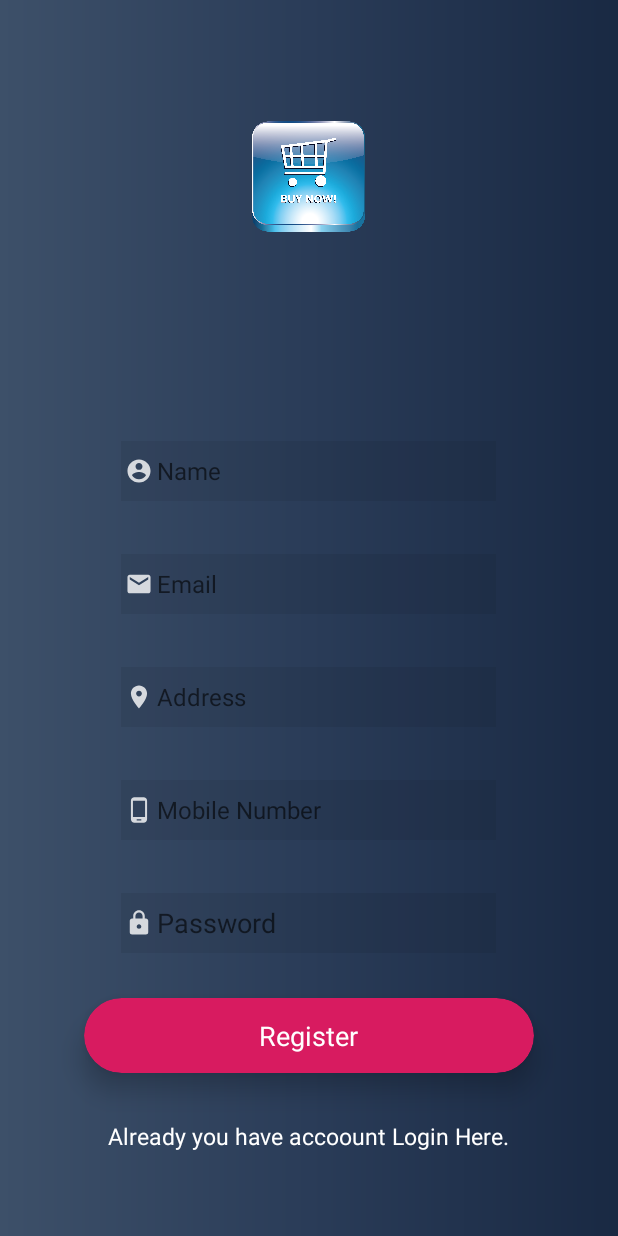
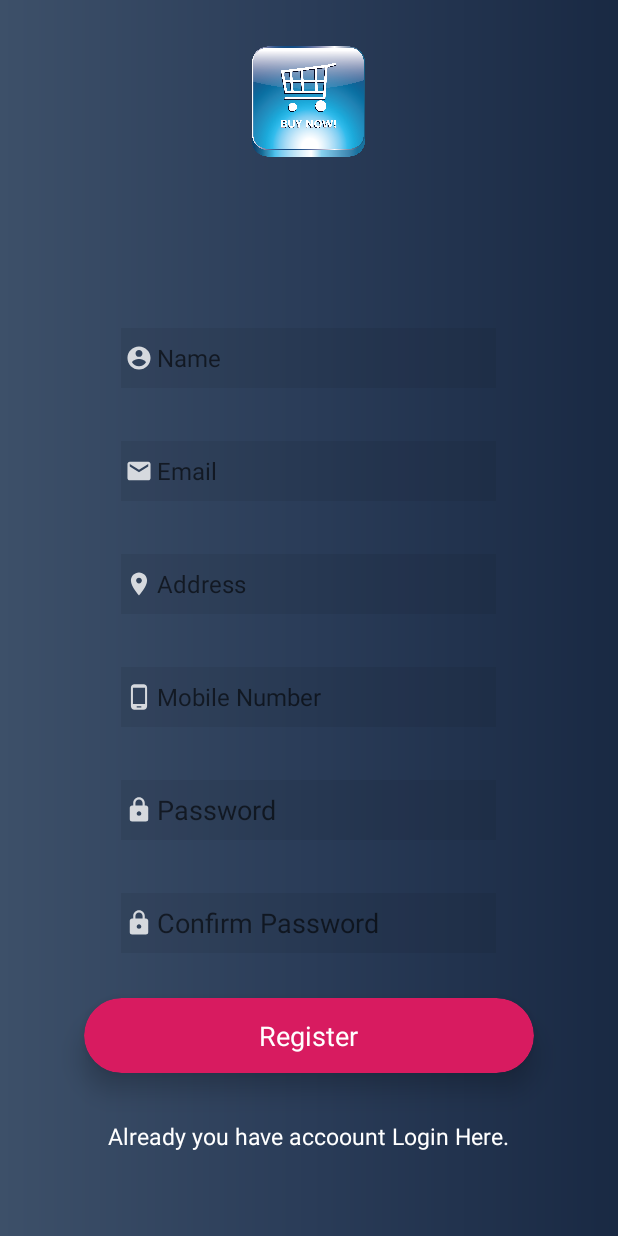
Before and after one commit to ChanakaDushmantha/Online-Shop, an Android app: the screen it shows after launch (Register), after a tap on "If you don't have accoount Register Here", on a phone screen of 412 x 824 dp. Run offline under Robolectric (Android 15) with nearby library versions, the phone set to English and light mode, and no system bars; our stand-ins replace Volley.

Commit message:
register complete

```diff
--- a/app/src/main/AndroidManifest.xml
+++ b/app/src/main/AndroidManifest.xml
@@ -4,6 +4,8 @@
     package="lk.chanaka.dushmantha.groceryonline">
 
     <uses-permission android:name="android.permission.READ_EXTERNAL_STORAGE"/>
+    <uses-permission android:name="android.permission.INTERNET" />
+    <uses-permission android:name="android.permission.ACCESS_NETWORK_STATE" />
 
     <application
         android:allowBackup="true"
--- a/app/src/main/java/lk/chanaka/dushmantha/groceryonline/Register.java
+++ b/app/src/main/java/lk/chanaka/dushmantha/groceryonline/Register.java
@@ -1,23 +1,120 @@
 package lk.chanaka.dushmantha.groceryonline;
 
 import androidx.appcompat.app.AppCompatActivity;
+import androidx.cardview.widget.CardView;
 
 import android.content.Intent;
 import android.os.Bundle;
 import android.view.View;
+import android.widget.Button;
+import android.widget.EditText;
+import android.widget.ProgressBar;
+import android.widget.Toast;
+
+import com.android.volley.AuthFailureError;
+import com.android.volley.Request;
+import com.android.volley.RequestQueue;
+import com.android.volley.Response;
+import com.android.volley.VolleyError;
+import com.android.volley.toolbox.StringRequest;
+import com.android.volley.toolbox.Volley;
+
+import org.json.JSONException;
+import org.json.JSONObject;
+
+import java.util.HashMap;
+import java.util.Map;
 
 public class Register extends AppCompatActivity {
+
+    private EditText name, email, address, mobile, password, c_password;
+    private ProgressBar loading;
+    private CardView btn_register;
+    private static String URL_REGIST = "http://10.0.2.2:8000/api/register";//should use 10.0.2.2 for local host, laravel 10.0.2.2:8000
 
     @Override
     protected void onCreate(Bundle savedInstanceState) {
         super.onCreate(savedInstanceState);
         setContentView(R.layout.activity_register);
+
+        loading = findViewById(R.id.loading);
+        name = findViewById(R.id.name);
+        email = findViewById(R.id.email);
+        address = findViewById(R.id.address);
+        mobile = findViewById(R.id.mobile);
+        password = findViewById(R.id.password);
+        c_password = findViewById(R.id.c_password);
+        btn_register = findViewById(R.id.btn_register);
+
+        btn_register.setOnClickListener(new View.OnClickListener() {
+            @Override
+            public void onClick(View v) {
+                Regist();
+            }
+        });
+
     }
 
-    public void register(View view) {
+    private void Regist(){
+        loading.setVisibility(View.VISIBLE);
+        btn_register.setVisibility(View.GONE);
+
+        final String name = this.name.getText().toString().trim();
+        final String email = this.email.getText().toString().trim();
+        final String address = this.address.getText().toString().trim();
+        final String mobile = this.mobile.getText().toString().trim();
+        final String password = this.password.getText().toString().trim();
+
+        StringRequest stringRequest = new StringRequest(Request.Method.POST, URL_REGIST,
+                new Response.Listener<String>() {
+                    @Override
+                    public void onResponse(String response) {
+                        try {
+                            JSONObject jsonObject = new JSONObject(response);
+                            String success =  jsonObject.getString("success");
+
+                            if(success.equals("true")){
+                                Toast.makeText(Register.this, "Register Success!", Toast.LENGTH_SHORT).show();
+                            }
+                        } catch (JSONException e) {
+                            e.printStackTrace();
+                            Toast.makeText(Register.this, "Register Error 1 ! "+e.toString(), Toast.LENGTH_LONG).show();
+
+                            //loading.setVisibility(View.GONE);
+                            //btn_register.setVisibility(View.VISIBLE);
+                        }
+                    }
+                },
+                new Response.ErrorListener() {
+                    @Override
+                    public void onErrorResponse(VolleyError error) {
+                        Toast.makeText(Register.this, "Register Error 2 ! "+error.toString(), Toast.LENGTH_LONG).show();
+                        System.out.println(error.toString());
+                        //loading.setVisibility(View.GONE);
+                        //btn_register.setVisibility(View.VISIBLE);
+
+                    }
+                })
+        {
+            @Override
+            protected Map<String, String> getParams() throws AuthFailureError {
+                Map<String, String> params = new HashMap<>();
+                params.put("name", name);
+                params.put("email", email);
+                params.put("address", address);
+                params.put("contact_no", mobile);
+                params.put("password", password);
+                return params;
+            }
+        };
+        RequestQueue requestQueue = Volley.newRequestQueue(this);
+        requestQueue.add(stringRequest);
+    }
+
+    /*public void register(View view) {
         Intent intent = new Intent(this, ProfilePicture.class);
         startActivity(intent);
-    }
+    }*/
 
     public void loginActivity(View view) {
         Intent intent = new Intent(this, MainActivity.class);
--- a/app/src/main/res/layout/activity_register.xml
+++ b/app/src/main/res/layout/activity_register.xml
@@ -15,16 +15,16 @@
         android:layout_height="75dp"
         android:layout_alignParentTop="true"
         android:layout_centerHorizontal="true"
-        android:layout_marginTop="80dp"
+        android:layout_marginTop="30dp"
         android:contentDescription="logo"
         app:srcCompat="@drawable/pngwing" />
 
     <EditText
-        android:id="@+id/editText5"
+        android:id="@+id/name"
         android:layout_width="250dp"
         android:layout_height="40dp"
-        android:layout_above="@+id/editText4"
-        android:layout_alignStart="@+id/editText3"
+        android:layout_above="@+id/email"
+        android:layout_alignStart="@+id/address"
         android:layout_marginBottom="35dp"
         android:background="#11000000"
         android:drawableLeft="@drawable/ic_action_name"
@@ -34,40 +34,40 @@
         android:textSize="16sp" />
 
     <EditText
-        android:id="@+id/editText4"
+        android:id="@+id/email"
         android:layout_width="250dp"
         android:layout_height="40dp"
-        android:layout_above="@+id/editText3"
-        android:layout_alignStart="@+id/editText3"
+        android:layout_above="@+id/address"
+        android:layout_alignStart="@+id/address"
         android:layout_marginStart="0dp"
         android:layout_marginBottom="35dp"
         android:background="#11000000"
         android:drawableLeft="@drawable/ic_action_email"
         android:ems="10"
         android:hint="Email"
-        android:inputType="textPersonName"
+        android:inputType="textEmailAddress"
         android:textSize="16sp" />
 
     <EditText
-        android:id="@+id/editText3"
+        android:id="@+id/address"
         android:layout_width="250dp"
         android:layout_height="40dp"
-        android:layout_above="@+id/editText"
-        android:layout_alignStart="@+id/editText"
+        android:layout_above="@+id/mobile"
+        android:layout_alignStart="@+id/mobile"
         android:layout_marginStart="0dp"
         android:layout_marginBottom="35dp"
         android:background="#11000000"
         android:drawableLeft="@drawable/ic_action_location"
         android:ems="10"
         android:hint="Address"
-        android:inputType="textPersonName"
+        android:inputType="textPostalAddress"
         android:textSize="16sp" />
 
     <EditText
-        android:id="@+id/editText"
+        android:id="@+id/mobile"
         android:layout_width="250dp"
         android:layout_height="40dp"
-        android:layout_above="@+id/editText2"
+        android:layout_above="@+id/password"
         android:layout_centerHorizontal="true"
         android:layout_marginBottom="35dp"
         android:background="#11000000"
@@ -78,13 +78,29 @@
         android:textSize="16sp" />
 
     <EditText
-        android:id="@+id/editText2"
+        android:id="@+id/c_password"
         android:layout_width="250dp"
         android:layout_height="40dp"
-        android:layout_alignStart="@+id/editText"
-        android:layout_alignLeft="@+id/editText"
-        android:layout_alignBottom="@+id/btn_Next"
+        android:layout_alignStart="@+id/mobile"
+        android:layout_alignLeft="@+id/mobile"
+        android:layout_alignBottom="@+id/btn_register"
         android:layout_marginBottom="80dp"
+        android:background="#11000000"
+        android:drawableLeft="@drawable/ic_action_pass"
+        android:ems="10"
+        android:hint="Confirm Password"
+        android:inputType="textPassword" />
+
+    <EditText
+        android:id="@+id/password"
+        android:layout_width="250dp"
+        android:layout_height="40dp"
+        android:layout_above="@+id/c_password"
+        android:layout_alignStart="@+id/mobile"
+        android:layout_alignLeft="@+id/mobile"
+        android:layout_marginStart="0dp"
+        android:layout_marginLeft="0dp"
+        android:layout_marginBottom="35dp"
         android:background="#11000000"
         android:drawableLeft="@drawable/ic_action_pass"
         android:ems="10"
@@ -97,14 +113,13 @@
         app:cardBackgroundColor="@color/colorAccent"
         app:cardCornerRadius="25dp"
         app:cardElevation="10dp"
-        android:id="@+id/btn_Next"
+        android:id="@+id/btn_register"
         android:onClick="register"
         android:layout_marginBottom="31dp"
-        android:layout_above="@+id/textView2"
+        android:layout_above="@+id/login"
         android:layout_centerHorizontal="true">
 
         <RelativeLayout
-            android:id="@+id/register"
             android:layout_width="match_parent"
             android:layout_height="match_parent">
 
@@ -116,11 +131,24 @@
                 android:text="Register"
                 android:textColor="#fff"
                 android:textSize="18sp" />
+
+            <ProgressBar
+                android:id="@+id/loading"
+                style="?android:attr/progressBarStyle"
+                android:layout_width="wrap_content"
+                android:layout_height="wrap_content"
+                android:layout_alignParentTop="true"
+                android:layout_alignParentBottom="true"
+                android:layout_marginTop="0dp"
+                android:layout_marginEnd="40dp"
+                android:layout_marginBottom="2dp"
+                android:layout_toStartOf="@+id/textView"
+                android:visibility="gone"/>
         </RelativeLayout>
     </androidx.cardview.widget.CardView>
 
     <TextView
-        android:id="@+id/textView2"
+        android:id="@+id/login"
         android:layout_width="wrap_content"
         android:layout_height="wrap_content"
         android:layout_above="@+id/linearLayout"
```
